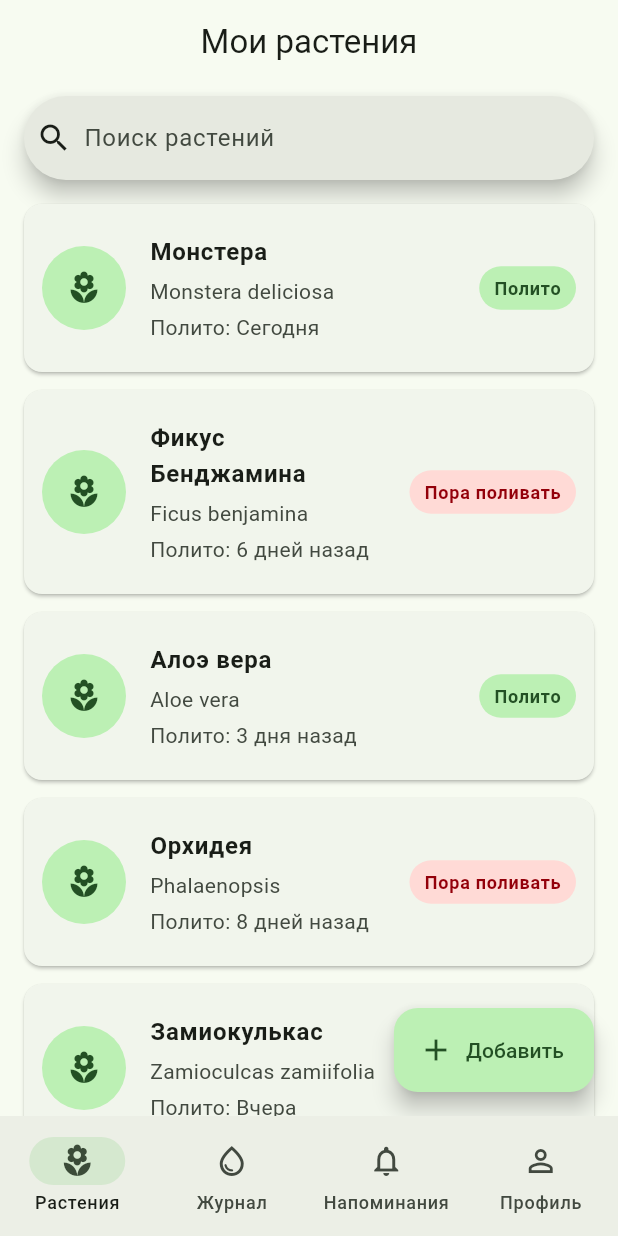
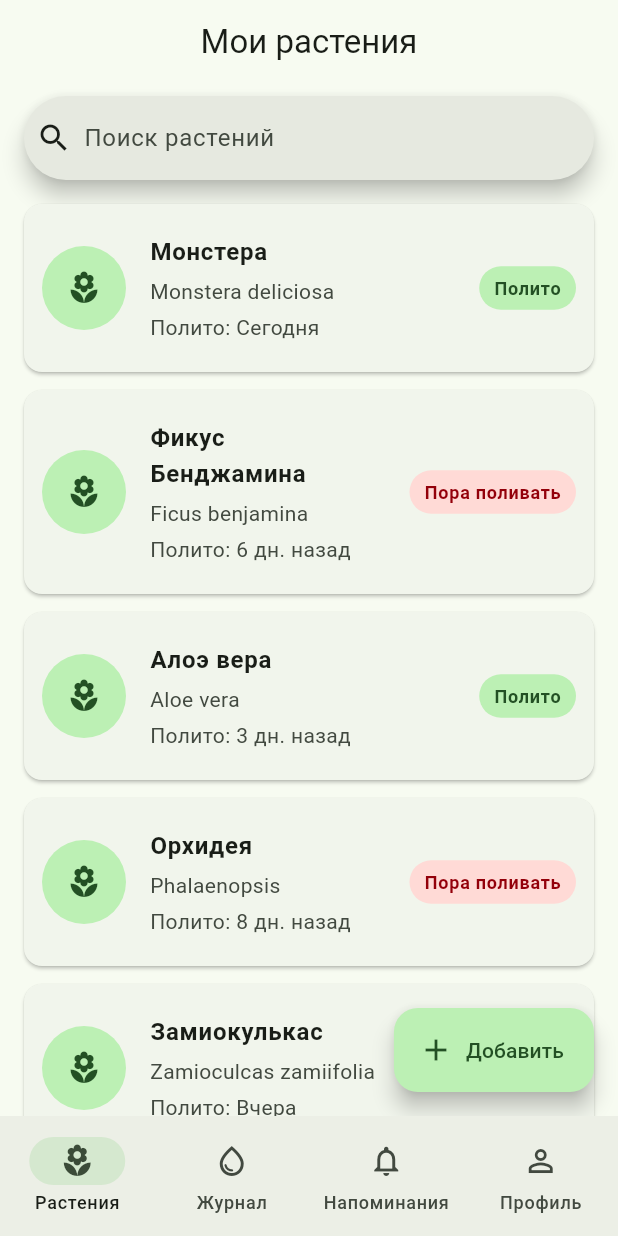
Before and after one commit to Serghei28/pam-project, a Flutter app: the PlantsScreen screen opened by its route, on a phone screen of 412 x 824 dp. Run offline on Flutter 3.47's test engine with Material 3 defaults, Android fonts, the phone set to English and light mode, and no system bars; our stand-ins replace go_router.

Commit message:
L4: add provider package move Plant to its own file and compute watering dates from interval

```diff
--- a/green_garden/lib/data/mock_data.dart
+++ b/green_garden/lib/data/mock_data.dart
@@ -1,84 +1,64 @@
-class Plant {
-  final int id;
-  final String name;
-  final String species;
-  final int wateringIntervalDays;
-  final String lastWatered;
-  final bool isWatered;
+import 'plant.dart';
 
-  const Plant({
-    required this.id,
-    required this.name,
-    required this.species,
-    required this.wateringIntervalDays,
-    required this.lastWatered,
-    required this.isWatered,
-  });
-}
+// Только seed-данные. Даты считаются от сегодняшнего дня,
+// поэтому статусы «полито / пора поливать» верны при любом запуске.
+DateTime _daysAgo(int days) => DateTime.now().subtract(Duration(days: days));
 
-const List<Plant> mockPlants = [
+final List<Plant> mockPlants = [
   Plant(
     id: 1,
     name: 'Монстера',
     species: 'Monstera deliciosa',
     wateringIntervalDays: 7,
-    lastWatered: 'Сегодня',
-    isWatered: true,
+    lastWateredAt: _daysAgo(0),
   ),
   Plant(
     id: 2,
     name: 'Фикус Бенджамина',
     species: 'Ficus benjamina',
     wateringIntervalDays: 5,
-    lastWatered: '6 дней назад',
-    isWatered: false,
+    lastWateredAt: _daysAgo(6),
   ),
   Plant(
     id: 3,
     name: 'Алоэ вера',
     species: 'Aloe vera',
     wateringIntervalDays: 14,
-    lastWatered: '3 дня назад',
-    isWatered: true,
+    lastWateredAt: _daysAgo(3),
   ),
   Plant(
     id: 4,
     name: 'Орхидея',
     species: 'Phalaenopsis',
     wateringIntervalDays: 7,
-    lastWatered: '8 дней назад',
-    isWatered: false,
+    lastWateredAt: _daysAgo(8),
   ),
   Plant(
     id: 5,
     name: 'Замиокулькас',
     species: 'Zamioculcas zamiifolia',
     wateringIntervalDays: 14,
-    lastWatered: 'Вчера',
-    isWatered: true,
+    lastWateredAt: _daysAgo(1),
   ),
   Plant(
     id: 6,
     name: 'Сансевиерия',
     species: 'Sansevieria trifasciata',
     wateringIntervalDays: 14,
-    lastWatered: '10 дней назад',
-    isWatered: true,
+    lastWateredAt: _daysAgo(10),
   ),
   Plant(
     id: 7,
     name: 'Хлорофитум',
     species: 'Chlorophytum comosum',
     wateringIntervalDays: 5,
-    lastWatered: '5 дней назад',
-    isWatered: false,
+    lastWateredAt: _daysAgo(5),
   ),
   Plant(
     id: 8,
     name: 'Спатифиллум',
     species: 'Spathiphyllum wallisii',
     wateringIntervalDays: 4,
-    lastWatered: '2 дня назад',
-    isWatered: true,
+    lastWateredAt: _daysAgo(2),
   ),
 ];
--- a/green_garden/lib/screens/plants_screen.dart
+++ b/green_garden/lib/screens/plants_screen.dart
@@ -2,6 +2,7 @@ import 'package:flutter/material.dart';
 import 'package:go_router/go_router.dart';
 
 import '../data/mock_data.dart';
+import '../utils/dates.dart';
 import '../widgets/plant_card.dart';
 
 class PlantsScreen extends StatelessWidget {
@@ -33,8 +34,8 @@ class PlantsScreen extends StatelessWidget {
                 return PlantCard(
                   name: plant.name,
                   species: plant.species,
-                  lastWatered: plant.lastWatered,
-                  isWatered: plant.isWatered,
+                  lastWatered: daysAgoText(plant.lastWateredAt),
+                  isWatered: !plant.needsWatering,
                   onTap: () => context.push('/plants/${plant.id}'),
                 );
               },
--- /dev/null
+++ b/green_garden/lib/utils/dates.dart
@@ -0,0 +1,22 @@
+// Форматирование дат для экранов (без пакета intl)
+
+const _months = [
+  'янв.', 'февр.', 'мар.', 'апр.', 'мая', 'июн.',
+  'июл.', 'авг.', 'сент.', 'окт.', 'нояб.', 'дек.',
+];
+
+DateTime _dateOnly(DateTime d) => DateTime(d.year, d.month, d.day);
+
+// 14 окт. 2026
+String formatDate(DateTime date) =>
+    '${date.day} ${_months[date.month - 1]} ${date.year}';
+
+// Сегодня / Вчера / 6 дн. назад
+String daysAgoText(DateTime date) {
+  final days =
+      _dateOnly(DateTime.now()).difference(_dateOnly(date)).inDays;
+  if (days == 0) return 'Сегодня';
+  if (days == 1) return 'Вчера';
+  if (days > 1) return '$days дн. назад';
+  return formatDate(date); // дата в будущем
+}
--- a/green_garden/pubspec.yaml
+++ b/green_garden/pubspec.yaml
@@ -35,6 +35,7 @@ dependencies:
   # Use with the CupertinoIcons class for iOS style icons.
   cupertino_icons: ^1.0.8
   go_router: ^18.0.2
+  provider: ^6.1.5+1
 
 dev_dependencies:
   flutter_test:
```
Also changed, not shown: green_garden/lib/data/plant.dart (added, +46 -0 lines), green_garden/lib/screens/plant_card_screen.dart (+5 -3 lines), green_garden/pubspec.lock.
